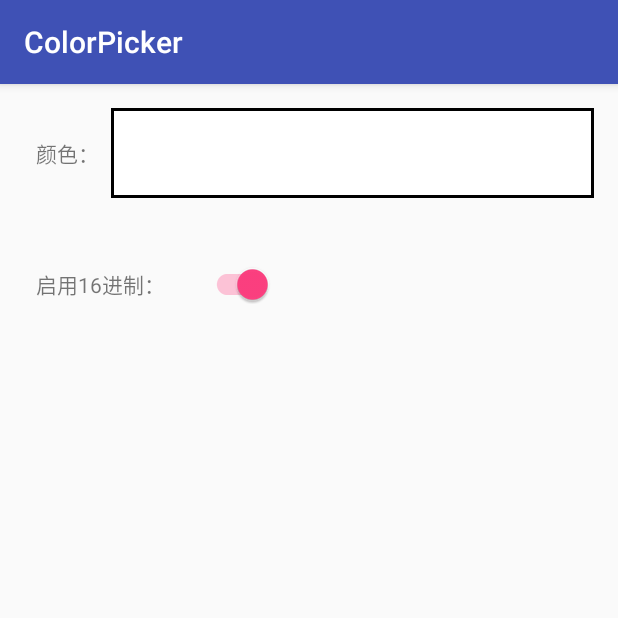
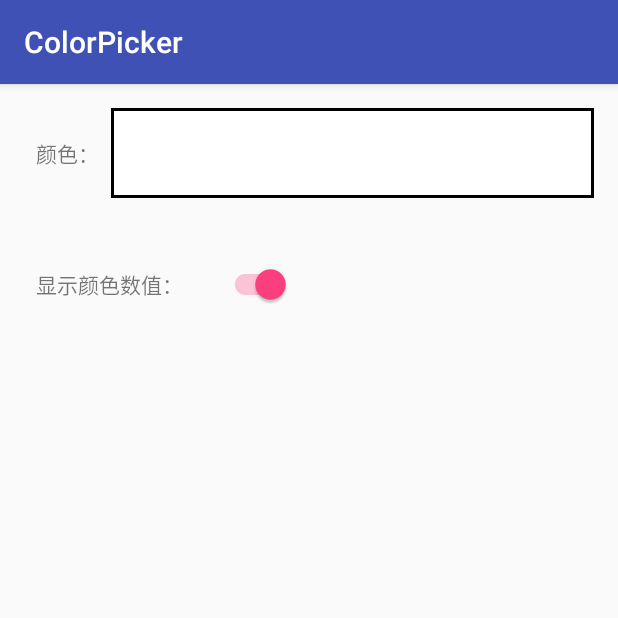
Before and after one commit to relish-wang/ColorPicker, an Android app: the screen it shows after launch (MainActivity), on a phone screen of 412 x 824 dp, the top half of it. Run offline under Robolectric (Android 15) with nearby library versions, the phone set to English and light mode, and no system bars.

Commit message:
[style] 显示颜色数值

```diff
--- a/app/src/main/res/layout/activity_main.xml
+++ b/app/src/main/res/layout/activity_main.xml
@@ -47,7 +47,7 @@
             android:layout_height="wrap_content"
             android:layout_gravity="center_vertical"
             android:layout_margin="8dp"
-            android:text="启用16进制：" />
+            android:text="显示颜色数值：" />
 
         <android.support.v7.widget.SwitchCompat
             android:id="@+id/st_hex_enable"
```
